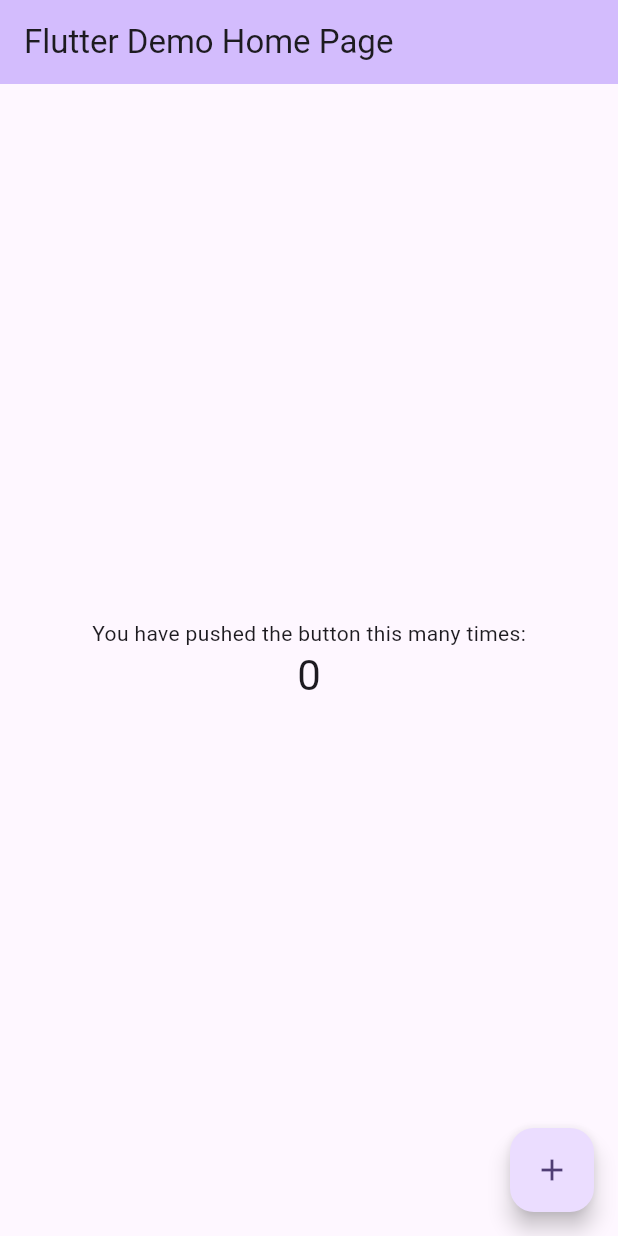
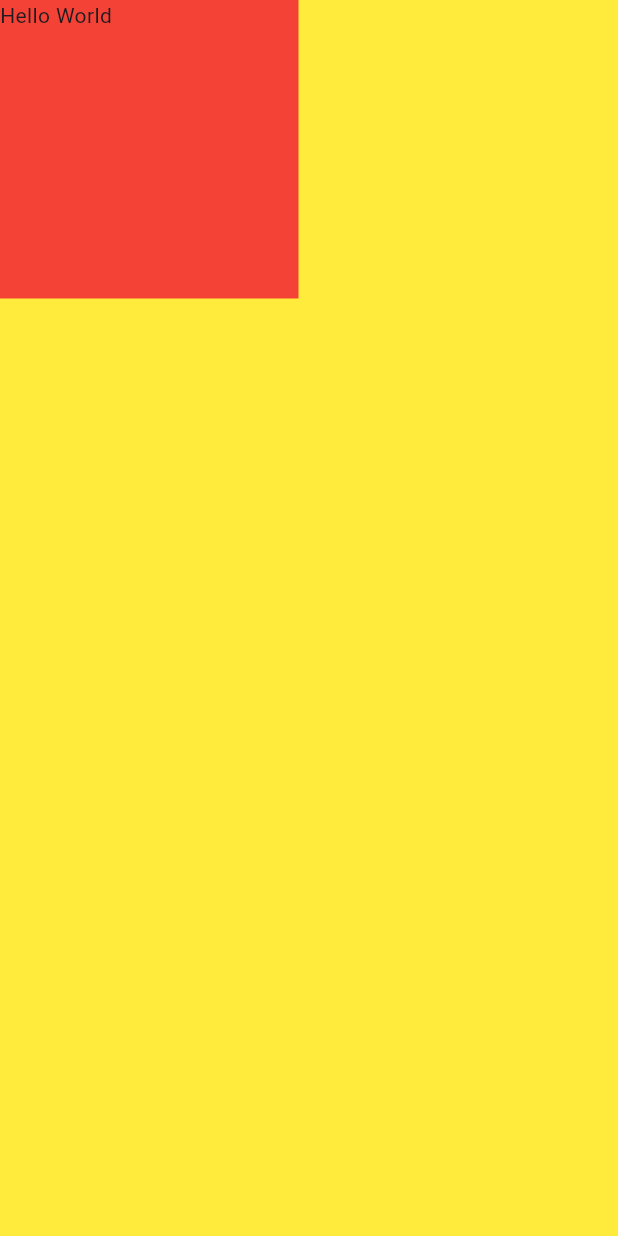
Before and after one commit to Meliorasimp/ims-mobile, a Flutter app: the screen it shows after launch, on a phone screen of 412 x 824 dp. Run offline on Flutter 3.47's test engine with Material 3 defaults, Android fonts, the phone set to English and light mode, and no system bars.

Commit message:
Added Folder Structure

```diff
--- /dev/null
+++ b/lib/app/app.dart
@@ -0,0 +1,29 @@
+import 'package:flutter/material.dart';
+
+class App extends StatelessWidget {
+  const App({super.key});
+
+  @override
+  Widget build(BuildContext context) {
+    return MaterialApp(
+      title: 'IMS Mobile',
+
+      theme: ThemeData(
+        colorScheme: ColorScheme.fromSeed(seedColor: Colors.deepPurple),
+        useMaterial3: true,
+      ),
+      home: const Scaffold(
+        backgroundColor: Colors.yellow,
+        body: SizedBox(
+          width: 199,
+          height: 199,
+          child: ColoredBox(
+            color: Colors.red,
+            child: Text.rich(TextSpan(text: "Hello World")),
+          ),
+        ),
+        drawer: Drawer(child: Text("Drawer")),
+      ),
+    );
+  }
+}
--- a/lib/main.dart
+++ b/lib/main.dart
@@ -1,122 +1,7 @@
 import 'package:flutter/material.dart';
+import 'package:lib/app/app.dart';
 
 void main() {
-  runApp(const MyApp());
+  WidgetsFlutterBinding.ensureInitialized();
+  runApp(const App());
 }
-
-class MyApp extends StatelessWidget {
-  const MyApp({super.key});
-
-  // This widget is the root of your application.
-  @override
-  Widget build(BuildContext context) {
-    return MaterialApp(
-      title: 'Flutter Demo',
-      theme: ThemeData(
-        // This is the theme of your application.
-        //
-        // TRY THIS: Try running your application with "flutter run". You'll see
-        // the application has a purple toolbar. Then, without quitting the app,
-        // try changing the seedColor in the colorScheme below to Colors.green
-        // and then invoke "hot reload" (save your changes or press the "hot
-        // reload" button in a Flutter-supported IDE, or press "r" if you used
-        // the command line to start the app).
-        //
-        // Notice that the counter didn't reset back to zero; the application
-        // state is not lost during the reload. To reset the state, use hot
-        // restart instead.
-        //
-        // This works for code too, not just values: Most code changes can be
-        // tested with just a hot reload.
-        colorScheme: .fromSeed(seedColor: Colors.deepPurple),
-      ),
-      home: const MyHomePage(title: 'Flutter Demo Home Page'),
-    );
-  }
-}
-
-class MyHomePage extends StatefulWidget {
-  const MyHomePage({super.key, required this.title});
-
-  // This widget is the home page of your application. It is stateful, meaning
-  // that it has a State object (defined below) that contains fields that affect
-  // how it looks.
-
-  // This class is the configuration for the state. It holds the values (in this
-  // case the title) provided by the parent (in this case the App widget) and
-  // used by the build method of the State. Fields in a Widget subclass are
-  // always marked "final".
-
-  final String title;
-
-  @override
-  State<MyHomePage> createState() => _MyHomePageState();
-}
-
-class _MyHomePageState extends State<MyHomePage> {
-  int _counter = 0;
-
-  void _incrementCounter() {
-    setState(() {
-      // This call to setState tells the Flutter framework that something has
-      // changed in this State, which causes it to rerun the build method below
-      // so that the display can reflect the updated values. If we changed
-      // _counter without calling setState(), then the build method would not be
-      // called again, and so nothing would appear to happen.
-      _counter++;
-    });
-  }
-
-  @override
-  Widget build(BuildContext context) {
-    // This method is rerun every time setState is called, for instance as done
-    // by the _incrementCounter method above.
-    //
-    // The Flutter framework has been optimized to make rerunning build methods
-    // fast, so that you can just rebuild anything that needs updating rather
-    // than having to individually change instances of widgets.
-    return Scaffold(
-      appBar: AppBar(
-        // TRY THIS: Try changing the color here to a specific color (to
-        // Colors.amber, perhaps?) and trigger a hot reload to see the AppBar
-        // change color while the other colors stay the same.
-        backgroundColor: Theme.of(context).colorScheme.inversePrimary,
-        // Here we take the value from the MyHomePage object that was created by
-        // the App.build method, and use it to set our appbar title.
-        title: Text(widget.title),
-      ),
-      body: Center(
-        // Center is a layout widget. It takes a single child and positions it
-        // in the middle of the parent.
-        child: Column(
-          // Column is also a layout widget. It takes a list of children and
-          // arranges them vertically. By default, it sizes itself to fit its
-          // children horizontally, and tries to be as tall as its parent.
-          //
-          // Column has various properties to control how it sizes itself and
-          // how it positions its children. Here we use mainAxisAlignment to
-          // center the children vertically; the main axis here is the vertical
-          // axis because Columns are vertical (the cross axis would be
-          // horizontal).
-          //
-          // TRY THIS: Invoke "debug painting" (choose the "Toggle Debug Paint"
-          // action in the IDE, or press "p" in the console), to see the
-          // wireframe for each widget.
-          mainAxisAlignment: .center,
-          children: [
-            const Text('You have pushed the button this many times:'),
-            Text(
-              '$_counter',
-              style: Theme.of(context).textTheme.headlineMedium,
-            ),
-          ],
-        ),
-      ),
-      floatingActionButton: FloatingActionButton(
-        onPressed: _incrementCounter,
-        tooltip: 'Increment',
-        child: const Icon(Icons.add),
-      ),
-    );
-  }
-}
```
Also changed, not shown: 11 other files.
